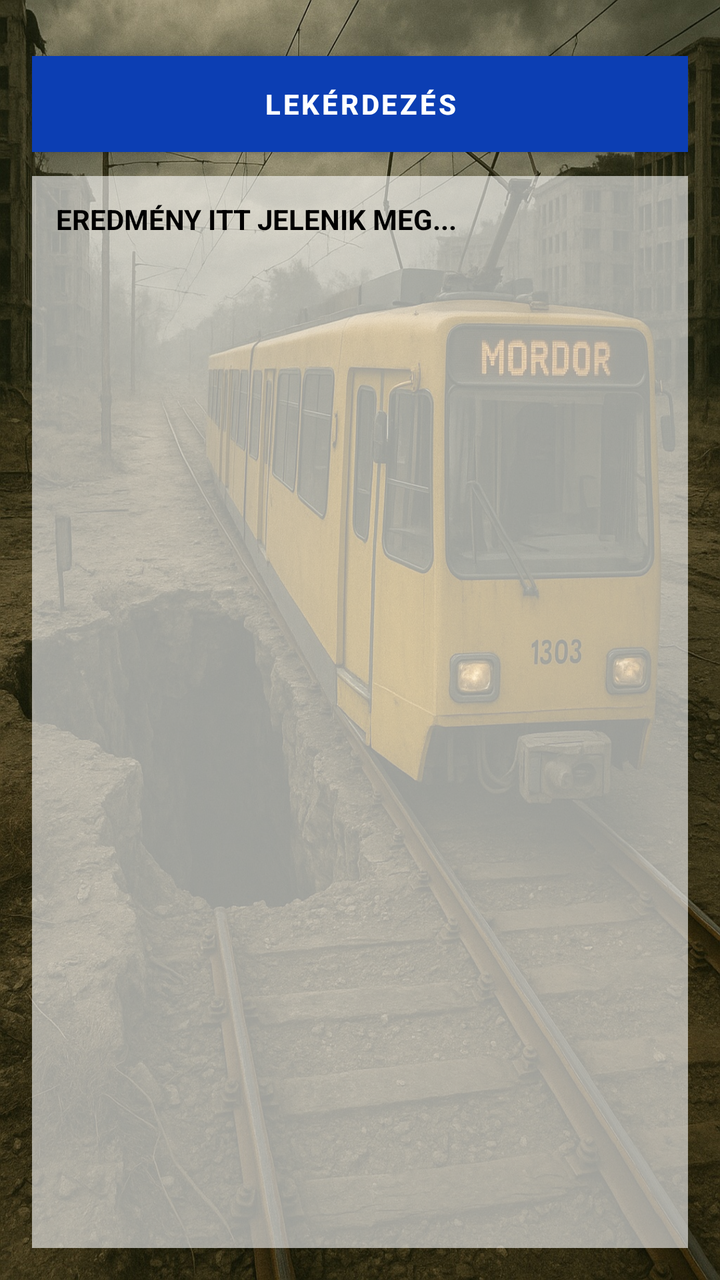
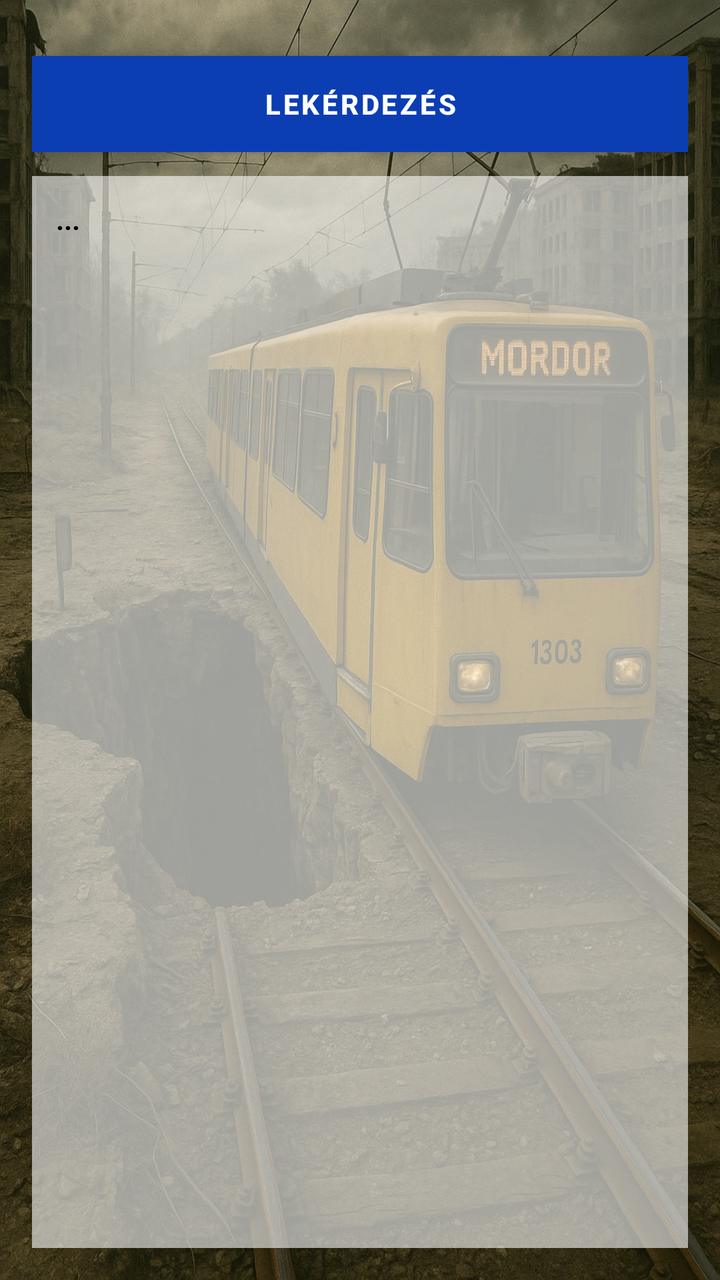

Screens rendered from an Android XML layout before and after an edit, with the pre-edit source and the edit as a unified diff.
<!-- AndroidManifest.xml: application theme Theme.Na3 -->
<!-- res/layout/activity_dk2.xml -->
<LinearLayout xmlns:android="http://schemas.android.com/apk/res/android"
    android:id="@+id/root"
    android:orientation="vertical"
    android:padding="16dp"
    android:layout_width="match_parent"
    android:layout_height="match_parent"
    android:background="@drawable/background_dk2">

    <Button
        android:id="@+id/queryButton"
        android:text="LEKÉRDEZÉS"
        android:layout_width="match_parent"
        android:layout_height="wrap_content"
        android:layout_marginTop="12dp"
        android:textAllCaps="true"
        android:textStyle="bold"
        android:backgroundTint="@null"
        android:background="#0D47A1"
        android:textColor="@android:color/white" />

    <ScrollView
        android:layout_width="match_parent"
        android:layout_height="0dp"
        android:layout_weight="1"
        android:fillViewport="true"
        android:paddingTop="12dp">

        <TextView
            android:id="@+id/result"
            android:layout_width="match_parent"
            android:layout_height="wrap_content"
            android:padding="12dp"
            android:background="#99FFFFFF"
            android:text="EREDMÉNY ITT JELENIK MEG..."
            android:textColor="#000000"
            android:textStyle="bold"
            android:textIsSelectable="true"
            android:scrollbars="vertical" />
    </ScrollView>
</LinearLayout>
<!-- resources referenced by this layout -->
<resources>
  <!-- drawable background_dk2: jpg bitmap (drawable, 658060 bytes) -->
  <style name="Theme.Na3" parent="Theme.MaterialComponents.DayNight.NoActionBar">
          <item name="colorPrimary">@color/purple_500</item>
          <item name="colorSecondary">@color/teal_200</item>
          <item name="android:windowBackground">@color/white</item>
      </style>
  <color name="purple_500">#0C3EB3</color>
  <color name="teal_200">#03DAC5</color>
  <color name="white">#FFFFFF</color>
</resources>

<!-- the commit's change to res/layout/activity_dk2.xml (unified diff, before → after) -->
@@ -31,7 +31,7 @@
             android:layout_height="wrap_content"
             android:padding="12dp"
             android:background="#99FFFFFF"
-            android:text="EREDMÉNY ITT JELENIK MEG..."
+            android:text="..."
             android:textColor="#000000"
             android:textStyle="bold"
             android:textIsSelectable="true"
